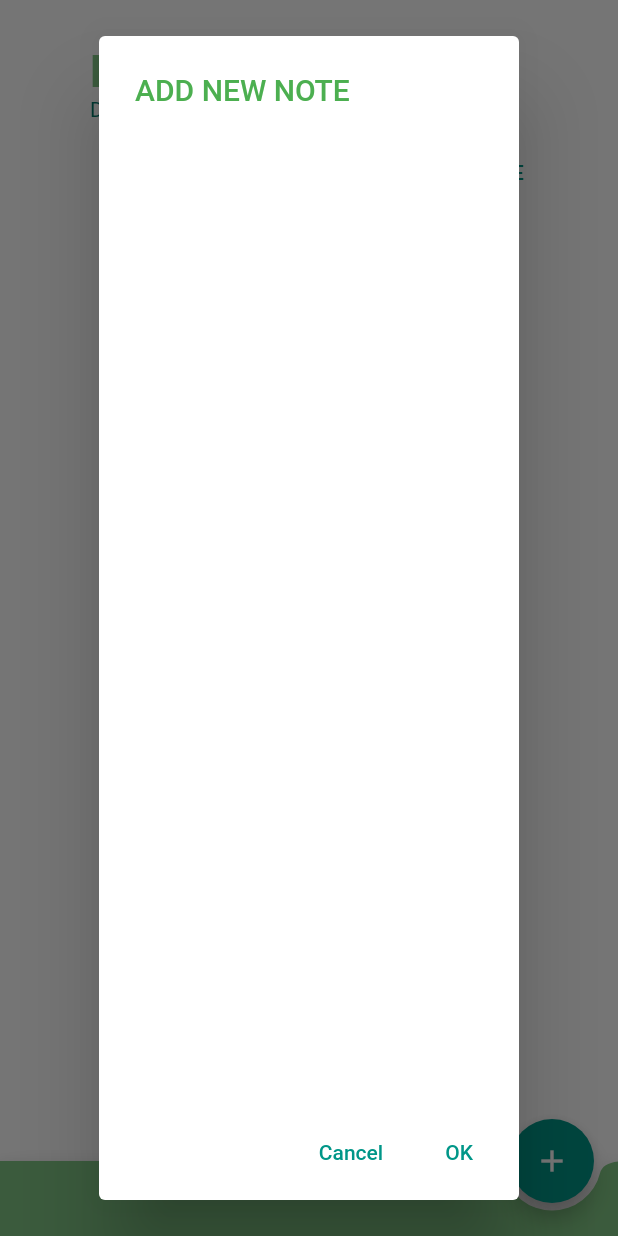
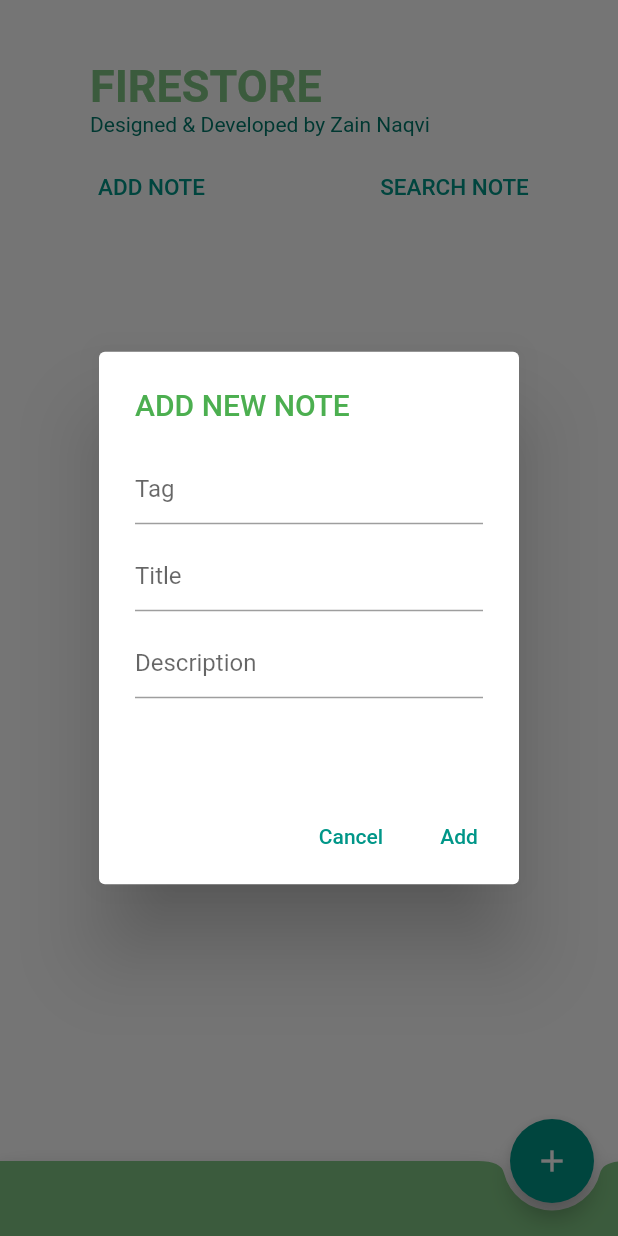
Before and after one commit to ZainNaqvi/flutter-firestore-crud-app, a Flutter app: the screen it shows after launch, after a tap on "ADD NOTE", on a phone screen of 412 x 824 dp. Run offline on Flutter 3.47's test engine with Material 2 defaults, Android fonts, the phone set to English and light mode, and no system bars; our stand-ins replace cloud_firestore, firebase_core; accounts and stored records are empty.

Commit message:
add appbar animation

```diff
--- a/lib/dialogbox.dart
+++ b/lib/dialogbox.dart
@@ -6,8 +6,27 @@
           'ADD NEW NOTE ',
           style: TextStyle(color: Colors.green),
         ),
-        content: Column(
-          children: [],
+        content: Container(
+          height: 200.0,
+          child: Column(
+            children: [
+              TextFormField(
+                decoration: InputDecoration(hintText: "Tag"),
+              ),
+              SizedBox(
+                height: 10.0,
+              ),
+              TextFormField(
+                decoration: InputDecoration(hintText: "Title"),
+              ),
+              SizedBox(
+                height: 10.0,
+              ),
+              TextFormField(
+                decoration: InputDecoration(hintText: "Description"),
+              ),
+            ],
+          ),
         ),
         actions: <Widget>[
           TextButton(
@@ -15,8 +34,8 @@
             child: const Text('Cancel'),
           ),
           TextButton(
-            onPressed: () => Navigator.pop(context, 'OK'),
-            child: const Text('OK'),
+            onPressed: () => Navigator.pop(context, 'Add'),
+            child: const Text('Add'),
           ),
         ],
       );
--- a/lib/home.dart
+++ b/lib/home.dart
@@ -10,7 +10,34 @@
     return SafeArea(
       child: Scaffold(
         backgroundColor: Colors.white,
-        body: Notes(),
+        body: NestedScrollView(
+          floatHeaderSlivers: true,
+          headerSliverBuilder: (context, innerBoxIsScrolled) => [
+            SliverAppBar(
+              toolbarHeight: 40,
+              backgroundColor:
+                  // innerBoxIsScrolled == true ? Colors.green[300] : Colors.white
+                  // ,
+                  Colors.white,
+              elevation: 1,
+              snap: true,
+              centerTitle: true,
+              floating: true,
+              forceElevated: innerBoxIsScrolled,
+              title: innerBoxIsScrolled == true
+                  ? Text(
+                      "TODO LIST",
+                      style: TextStyle(
+                        color: Colors.green,
+                        fontWeight: FontWeight.bold,
+                        fontSize: 20,
+                      ),
+                    )
+                  : Text(""),
+            )
+          ],
+          body: Notes(),
+        ),
         bottomNavigationBar: BottomAppBar(
           clipBehavior: Clip.antiAlias,
           shape: new CircularNotchedRectangle(),
--- a/lib/notes.dart
+++ b/lib/notes.dart
@@ -40,8 +40,7 @@
                         crossAxisAlignment: CrossAxisAlignment.start,
                         children: [
                           Container(
-                            margin:
-                                EdgeInsets.only(top: 30, left: 60, bottom: 10),
+                            margin: EdgeInsets.only(left: 60, bottom: 10),
                             child: Column(
                               crossAxisAlignment: CrossAxisAlignment.start,
                               children: [
@@ -67,9 +66,10 @@
                               ),
                               Expanded(
                                 child: TextButton(
-                                  child: const Text(
-                                    'ADD NOTE ',
-                                  ),
+                                  child: const Text('ADD NOTE',
+                                      style: TextStyle(
+                                        fontSize: 15,
+                                      )),
                                   onPressed: () {
                                     showDialog<String>(
                                         context: context,
@@ -80,9 +80,10 @@
                               ),
                               Expanded(
                                 child: TextButton(
-                                  child: const Text(
-                                    'SEARCH NOTE',
-                                  ),
+                                  child: const Text('SEARCH NOTE',
+                                      style: TextStyle(
+                                        fontSize: 15,
+                                      )),
                                   onPressed: () {/* ... */},
                                 ),
                               ),
```
